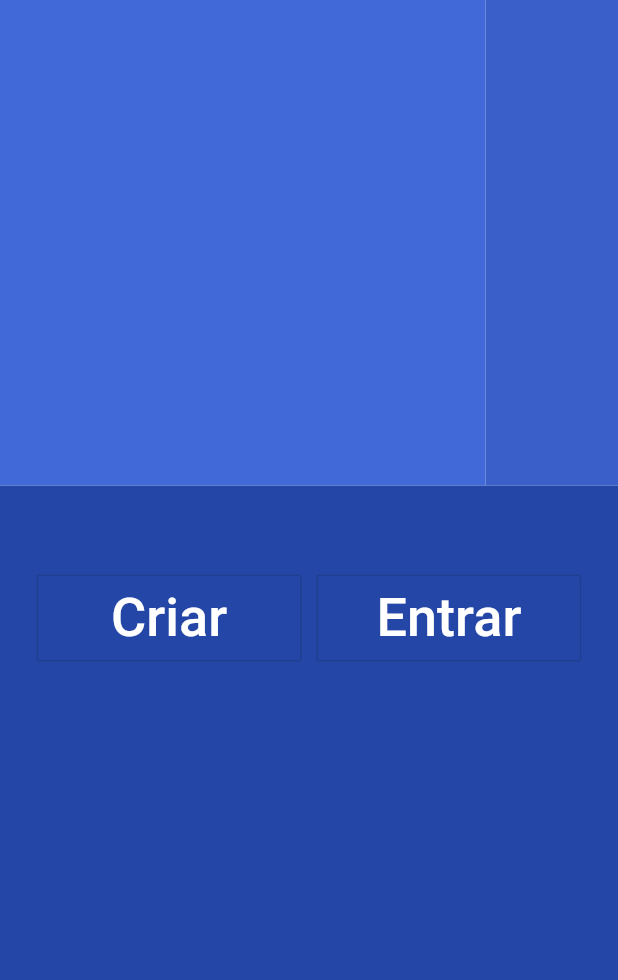
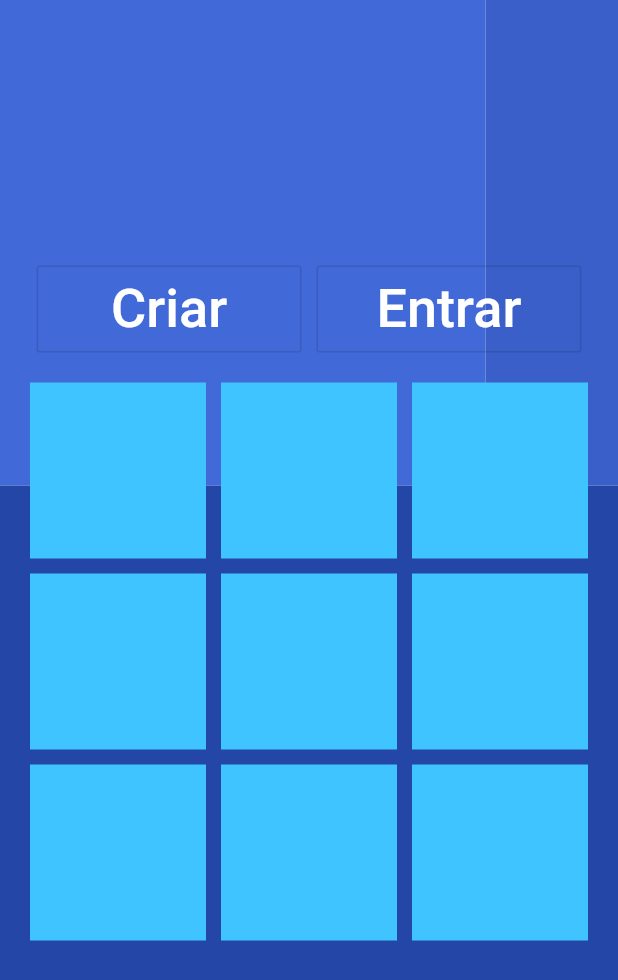
Before and after one commit to MBA-FIAP-Flutter/Fiap_PlatformChannel_Game, a Flutter app: the screen it shows after launch, on a phone screen of 412 x 824 dp. Shown: the top 980 px of the screen. Run offline on Flutter 3.47's test engine with Material 2 defaults, Android fonts, the phone set to English and light mode, and no system bars; our stand-ins replace flutter_screenutil.

Commit message:
células colocadas na tela

```diff
--- a/lib/screen/game.dart
+++ b/lib/screen/game.dart
@@ -15,7 +15,7 @@ class Game extends StatefulWidget {
 
 class _GameState extends State<Game> {
 
-  TextStyle textStyle = TextStyle(
+  TextStyle textStyle75 = TextStyle(
       fontSize: 75,
       color: Colors.white
   );
@@ -26,6 +26,13 @@ class _GameState extends State<Game> {
 
   bool minhaVez;
   WrapperCreator creator;
+
+  // 0 = branco. 1 = eu. 2 - adversário
+  List<List<int>> cells = [
+    [0, 0, 0],
+    [0, 0, 0],
+    [0, 0, 0]
+  ];
 
   @override
   Widget build(BuildContext context) {
@@ -80,6 +87,24 @@ class _GameState extends State<Game> {
                       minhaVez ? "Sua Vez!!" : "Aguarde Sua Vez!!!",
                       style: textStyle36
                   ),
+                  GridView.count(
+                    shrinkWrap: true,
+                    padding: EdgeInsets.all(20),
+                    crossAxisSpacing: 10,
+                    mainAxisSpacing: 10,
+                    crossAxisCount: 3,
+                    children: <Widget>[
+                      getCell(0, 0),
+                      getCell(0, 1),
+                      getCell(0, 2),
+                      getCell(1, 0),
+                      getCell(1, 1),
+                      getCell(1, 2),
+                      getCell(2, 0),
+                      getCell(2, 1),
+                      getCell(2, 2),
+                    ],
+                  ),
                 ],
               ),
             ),
@@ -103,4 +128,18 @@ class _GameState extends State<Game> {
     ),
   );
 
+  Widget getCell(int x, int y) =>
+      InkWell(
+        child: Container(
+          padding: EdgeInsets.all(8),
+          child: Center(
+              child: Text(
+                  cells[x][y] == 0 ? " " : cells[x][y] == 1 ? "X" : "O",
+                  style: textStyle75
+              )
+          ),
+          color: Colors.lightBlueAccent,
+        ),
+      );
+
 }
```
